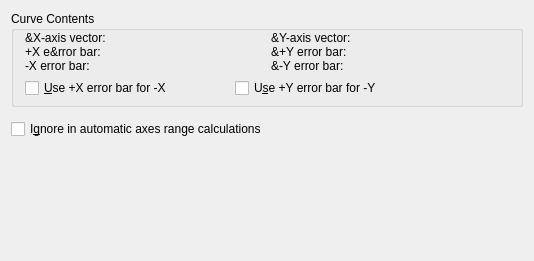
Old version of the form src/libkstapp/curvetab.ui in the repository Kst-plot/kst.
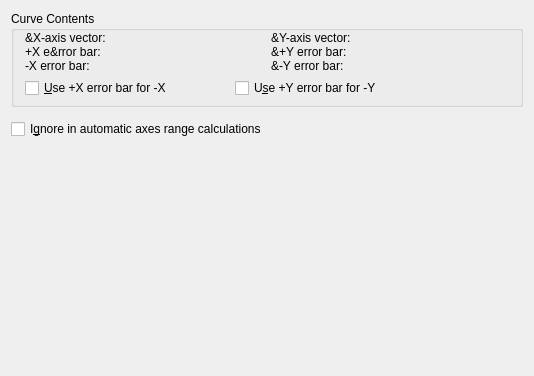
New version of the form. Custom widgets are drawn as their Qt base class.

Patch:
```diff
--- a/src/libkstapp/curvetab.ui
+++ b/src/libkstapp/curvetab.ui
@@ -7,7 +7,7 @@
     <x>0</x>
     <y>0</y>
     <width>534</width>
-    <height>261</height>
+    <height>376</height>
    </rect>
   </property>
   <layout class="QVBoxLayout" name="verticalLayout_2">
```
